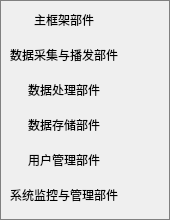
Old version of the form widget/statuspopup/softwarestatus_frame.ui in the repository yanghang8612/SMAMMainUI.
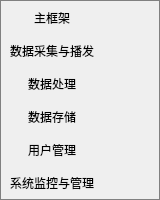
New version of the form. Icons and pictures are not drawn.

The edit to the form file:
```diff
--- a/widget/statuspopup/softwarestatus_frame.ui
+++ b/widget/statuspopup/softwarestatus_frame.ui
@@ -6,8 +6,8 @@
    <rect>
     <x>0</x>
     <y>0</y>
-    <width>170</width>
-    <height>220</height>
+    <width>160</width>
+    <height>200</height>
    </rect>
   </property>
   <property name="styleSheet">
@@ -30,8 +30,8 @@
     <rect>
      <x>10</x>
      <y>0</y>
-     <width>161</width>
-     <height>221</height>
+     <width>151</width>
+     <height>201</height>
     </rect>
    </property>
    <layout class="QHBoxLayout" name="horizontalLayout">
@@ -43,7 +43,7 @@
          <enum>Qt::RightToLeft</enum>
         </property>
         <property name="text">
-         <string>主框架部件</string>
+         <string>主框架</string>
         </property>
        </widget>
       </item>
@@ -53,7 +53,7 @@
          <enum>Qt::RightToLeft</enum>
         </property>
         <property name="text">
-         <string>数据采集与播发部件</string>
+         <string>数据采集与播发</string>
         </property>
        </widget>
       </item>
@@ -63,7 +63,7 @@
          <enum>Qt::RightToLeft</enum>
         </property>
         <property name="text">
-         <string>数据处理部件</string>
+         <string>数据处理</string>
         </property>
        </widget>
       </item>
@@ -73,7 +73,7 @@
          <enum>Qt::RightToLeft</enum>
         </property>
         <property name="text">
-         <string>数据存储部件</string>
+         <string>数据存储</string>
         </property>
        </widget>
       </item>
@@ -83,7 +83,7 @@
          <enum>Qt::RightToLeft</enum>
         </property>
         <property name="text">
-         <string>用户管理部件</string>
+         <string>用户管理</string>
         </property>
        </widget>
       </item>
@@ -93,14 +93,14 @@
          <enum>Qt::RightToLeft</enum>
         </property>
         <property name="text">
-         <string>系统监控与管理部件</string>
+         <string>系统监控与管理</string>
         </property>
        </widget>
       </item>
      </layout>
     </item>
     <item>
-     <layout class="QVBoxLayout" name="verticalLayout_2">
+     <layout class="QVBoxLayout" name="verticalLayout_2" stretch="1,1,1,1,1,1">
       <item>
        <widget class="QPushButton" name="mainFrameworkStatus">
         <property name="text">
```
